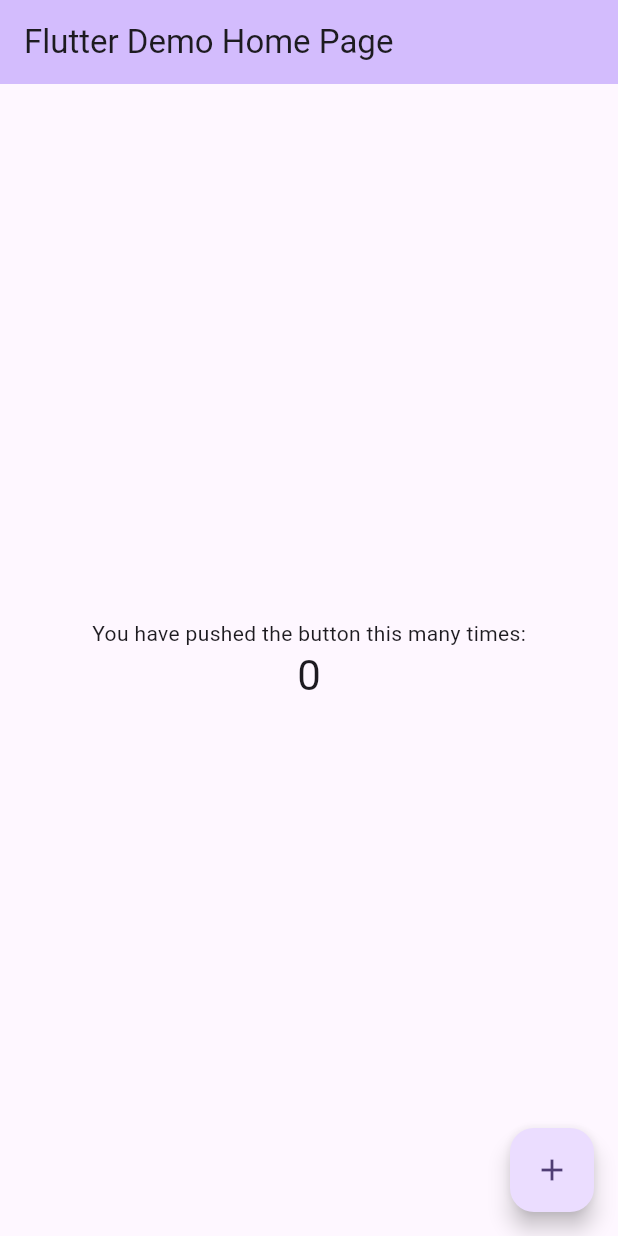
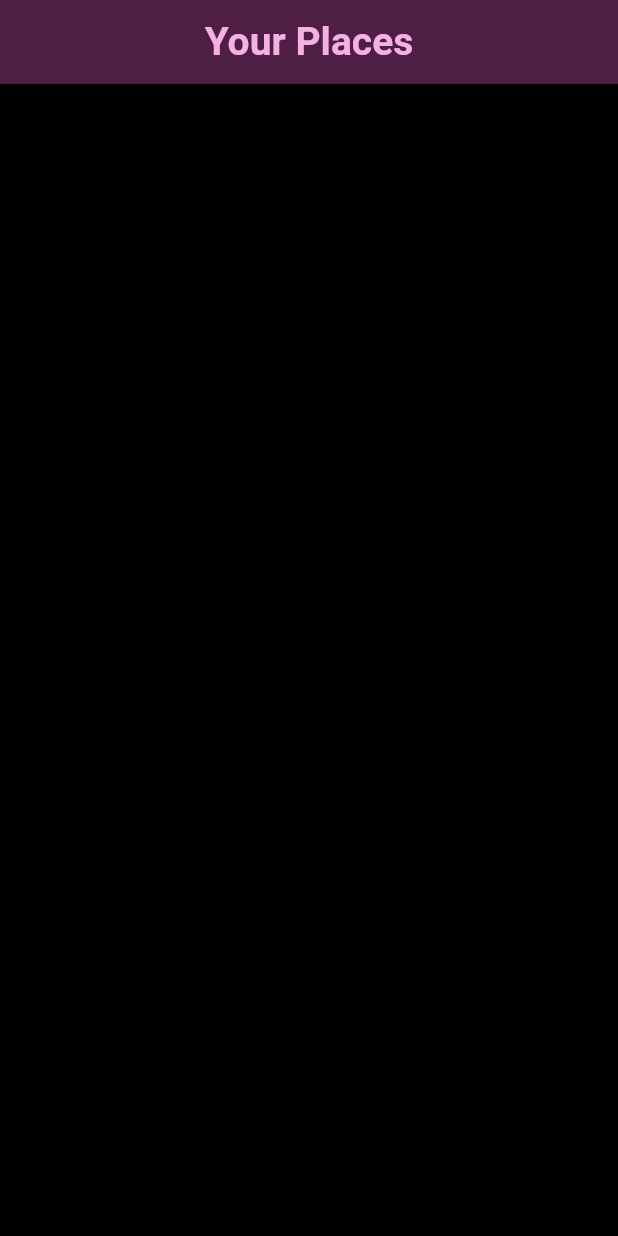
Before and after one commit to ahmedmohsen302/favourite_places_app, a Flutter app: the screen it shows after launch, on a phone screen of 412 x 824 dp. Run offline on Flutter 3.47's test engine with Material 3 defaults, Android fonts, the phone set to English and light mode, and no system bars; our stand-ins replace google_fonts.

Commit message:
theming done with google fonts package added

```diff
--- /dev/null
+++ b/lib/constants.dart
@@ -0,0 +1,6 @@
+import 'package:flutter/material.dart';
+
+final kColorScheme = ColorScheme.fromSeed(
+  seedColor: const Color(0xFF910282),
+  brightness: Brightness.dark,
+);
--- a/lib/main.dart
+++ b/lib/main.dart
@@ -1,122 +1,35 @@
+import 'package:favourite_places_app/constants.dart';
+import 'package:favourite_places_app/views/places_view.dart';
 import 'package:flutter/material.dart';
+import 'package:google_fonts/google_fonts.dart';
 
 void main() {
-  runApp(const MyApp());
+  runApp(const FavouritePlacesApp());
 }
 
-class MyApp extends StatelessWidget {
-  const MyApp({super.key});
+class FavouritePlacesApp extends StatelessWidget {
+  const FavouritePlacesApp({super.key});
 
-  // This widget is the root of your application.
   @override
   Widget build(BuildContext context) {
     return MaterialApp(
-      title: 'Flutter Demo',
-      theme: ThemeData(
-        // This is the theme of your application.
-        //
-        // TRY THIS: Try running your application with "flutter run". You'll see
-        // the application has a purple toolbar. Then, without quitting the app,
-        // try changing the seedColor in the colorScheme below to Colors.green
-        // and then invoke "hot reload" (save your changes or press the "hot
-        // reload" button in a Flutter-supported IDE, or press "r" if you used
-        // the command line to start the app).
-        //
-        // Notice that the counter didn't reset back to zero; the application
-        // state is not lost during the reload. To reset the state, use hot
-        // restart instead.
-        //
-        // This works for code too, not just values: Most code changes can be
-        // tested with just a hot reload.
-        colorScheme: ColorScheme.fromSeed(seedColor: Colors.deepPurple),
+      debugShowCheckedModeBanner: false,
+      theme: ThemeData().copyWith(
+        colorScheme: kColorScheme,
+        appBarTheme: AppBarTheme().copyWith(
+          centerTitle: true,
+          backgroundColor: kColorScheme.onPrimary,
+          foregroundColor: kColorScheme.primary,
+        ),
+        textTheme: GoogleFonts.ubuntuCondensedTextTheme().copyWith(
+          titleSmall: GoogleFonts.ubuntuCondensed(fontWeight: FontWeight.bold),
+          titleMedium: GoogleFonts.ubuntuCondensed(fontWeight: FontWeight.bold),
+          titleLarge: GoogleFonts.ubuntuCondensed(fontWeight: FontWeight.bold),
+        ),
+        brightness: Brightness.dark,
+        scaffoldBackgroundColor: kColorScheme.shadow,
       ),
-      home: const MyHomePage(title: 'Flutter Demo Home Page'),
+      home: PlacesView(),
     );
   }
 }
-
-class MyHomePage extends StatefulWidget {
-  const MyHomePage({super.key, required this.title});
-
-  // This widget is the home page of your application. It is stateful, meaning
-  // that it has a State object (defined below) that contains fields that affect
-  // how it looks.
-
-  // This class is the configuration for the state. It holds the values (in this
-  // case the title) provided by the parent (in this case the App widget) and
-  // used by the build method of the State. Fields in a Widget subclass are
-  // always marked "final".
-
-  final String title;
-
-  @override
-  State<MyHomePage> createState() => _MyHomePageState();
-}
-
-class _MyHomePageState extends State<MyHomePage> {
-  int _counter = 0;
-
-  void _incrementCounter() {
-    setState(() {
-      // This call to setState tells the Flutter framework that something has
-      // changed in this State, which causes it to rerun the build method below
-      // so that the display can reflect the updated values. If we changed
-      // _counter without calling setState(), then the build method would not be
-      // called again, and so nothing would appear to happen.
-      _counter++;
-    });
-  }
-
-  @override
-  Widget build(BuildContext context) {
-    // This method is rerun every time setState is called, for instance as done
-    // by the _incrementCounter method above.
-    //
-    // The Flutter framework has been optimized to make rerunning build methods
-    // fast, so that you can just rebuild anything that needs updating rather
-    // than having to individually change instances of widgets.
-    return Scaffold(
-      appBar: AppBar(
-        // TRY THIS: Try changing the color here to a specific color (to
-        // Colors.amber, perhaps?) and trigger a hot reload to see the AppBar
-        // change color while the other colors stay the same.
-        backgroundColor: Theme.of(context).colorScheme.inversePrimary,
-        // Here we take the value from the MyHomePage object that was created by
-        // the App.build method, and use it to set our appbar title.
-        title: Text(widget.title),
-      ),
-      body: Center(
-        // Center is a layout widget. It takes a single child and positions it
-        // in the middle of the parent.
-        child: Column(
-          // Column is also a layout widget. It takes a list of children and
-          // arranges them vertically. By default, it sizes itself to fit its
-          // children horizontally, and tries to be as tall as its parent.
-          //
-          // Column has various properties to control how it sizes itself and
-          // how it positions its children. Here we use mainAxisAlignment to
-          // center the children vertically; the main axis here is the vertical
-          // axis because Columns are vertical (the cross axis would be
-          // horizontal).
-          //
-          // TRY THIS: Invoke "debug painting" (choose the "Toggle Debug Paint"
-          // action in the IDE, or press "p" in the console), to see the
-          // wireframe for each widget.
-          mainAxisAlignment: MainAxisAlignment.center,
-          children: <Widget>[
-            const Text('You have pushed the button this many times:'),
-            Text(
-              '$_counter',
-              style: Theme.of(context).textTheme.headlineMedium,
-            ),
-          ],
-        ),
-      ),
-      floatingActionButton: FloatingActionButton(
-        onPressed: _incrementCounter,
-        tooltip: 'Increment',
-        child: const Icon(Icons.add),
-      ), // This trailing comma makes auto-formatting nicer for build methods.
-    );
-  }
-}
--- /dev/null
+++ b/lib/views/places_view.dart
@@ -0,0 +1,20 @@
+import 'package:flutter/material.dart';
+
+class PlacesView extends StatelessWidget {
+  const PlacesView({super.key});
+
+  @override
+  Widget build(BuildContext context) {
+    return Scaffold(
+      appBar: AppBar(
+        title: Text(
+          'Your Places',
+          style: Theme.of(context).textTheme.titleLarge!.copyWith(
+            color: Theme.of(context).colorScheme.primary,
+            fontSize: 26,
+          ),
+        ),
+      ),
+    );
+  }
+}
--- a/pubspec.yaml
+++ b/pubspec.yaml
@@ -34,6 +34,7 @@ dependencies:
   # The following adds the Cupertino Icons font to your application.
   # Use with the CupertinoIcons class for iOS style icons.
   cupertino_icons: ^1.0.8
+  google_fonts: ^6.2.1
 
 dev_dependencies:
   flutter_test:
```
Also changed, not shown: pubspec.lock, 2 other files.
